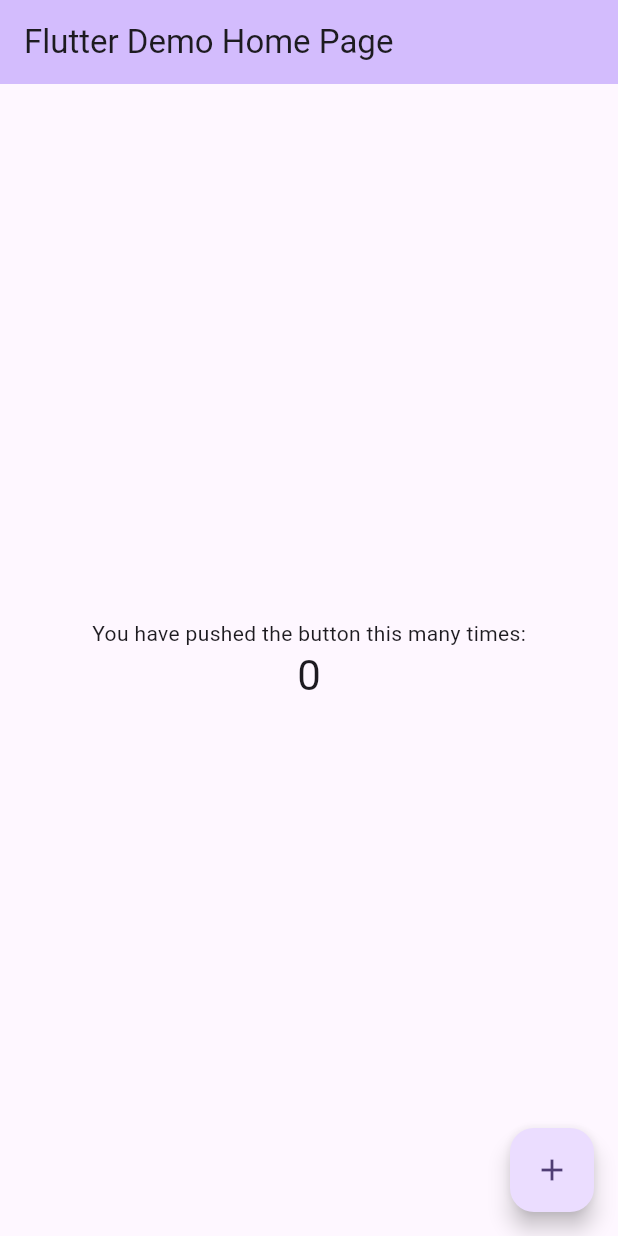
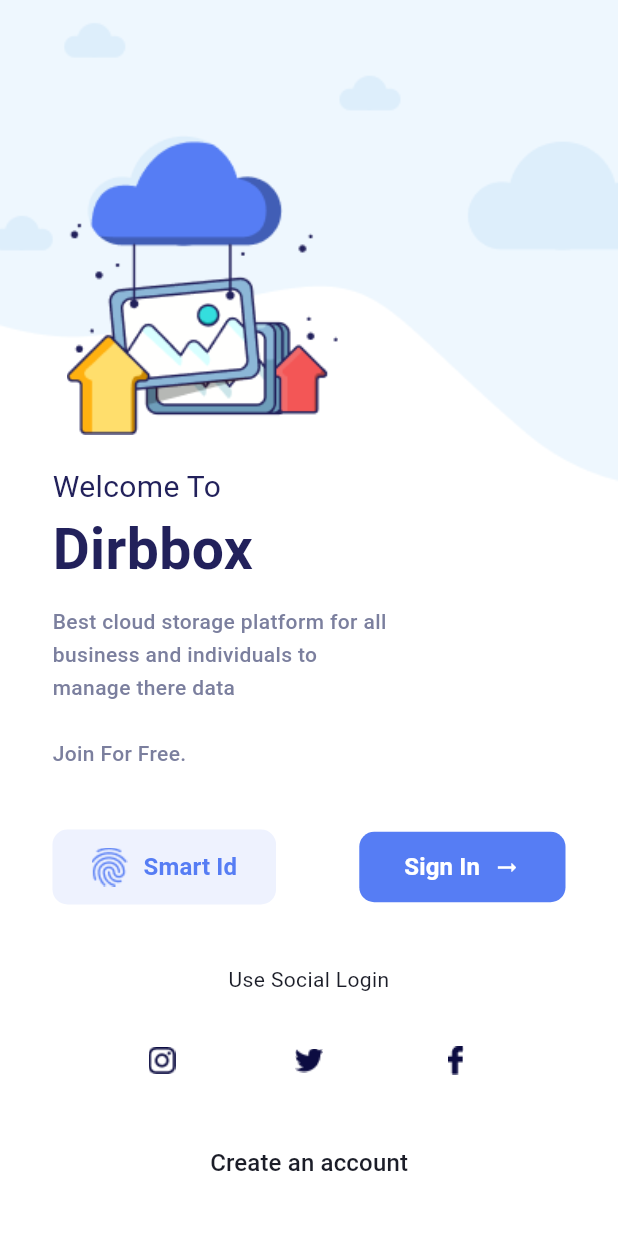
Before and after one commit to dimasputrap123/tugas-mobile-1, a Flutter app: the screen it shows after launch, on a phone screen of 412 x 824 dp. Run offline on Flutter 3.47's test engine with Material 3 defaults, Android fonts, the phone set to English and light mode, and no system bars.

Commit message:
feat : clone dirbbox login & update readme

```diff
--- /dev/null
+++ b/lib/login.dart
@@ -0,0 +1,181 @@
+import 'package:flutter/material.dart';
+
+class Login extends StatelessWidget {
+  const Login({super.key});
+
+  @override
+  Widget build(BuildContext context) {
+    return Scaffold(
+      backgroundColor: Colors.white,
+      body: Stack(
+        children: [
+          SizedBox(
+            width: double.infinity,
+            child: Image.asset(
+              "assets/images/bg.png",
+              fit: BoxFit.cover,
+            ),
+          ),
+          Padding(
+            padding: const EdgeInsets.symmetric(horizontal: 35),
+            child: Column(
+              crossAxisAlignment: CrossAxisAlignment.start,
+              children: [
+                const SizedBox(
+                  height: 90,
+                ),
+                SizedBox(
+                  width: 200,
+                  height: 200,
+                  child: Image.asset(
+                    "assets/images/logo.png",
+                    fit: BoxFit.contain,
+                  ),
+                ),
+                const SizedBox(
+                  height: 20,
+                ),
+                const Text(
+                  "Welcome To",
+                  style: TextStyle(
+                      fontWeight: FontWeight.w400,
+                      fontSize: 20,
+                      color: Color(0xff22215B)),
+                ),
+                const Text(
+                  "Dirbbox",
+                  style: TextStyle(
+                      fontWeight: FontWeight.bold,
+                      fontSize: 38,
+                      color: Color(0xff22215B)),
+                ),
+                const SizedBox(
+                  height: 10,
+                ),
+                const SizedBox(
+                  width: 223,
+                  child: Text(
+                    "Best cloud storage platform for all business and individuals to manage there data\n\nJoin For Free.",
+                    style: TextStyle(
+                        fontSize: 14,
+                        height: 1.54,
+                        color: Color(0xff7B7F9E),
+                        fontWeight: FontWeight.w500),
+                  ),
+                ),
+                const SizedBox(
+                  height: 40,
+                ),
+                Row(
+                  mainAxisAlignment: MainAxisAlignment.spaceBetween,
+                  children: [
+                    ElevatedButton(
+                      onPressed: () {},
+                      style: ElevatedButton.styleFrom(
+                          elevation: 0,
+                          padding: const EdgeInsets.symmetric(
+                              horizontal: 26, vertical: 12),
+                          backgroundColor:
+                              const Color(0xff567DF4).withOpacity(0.1),
+                          shape: RoundedRectangleBorder(
+                              borderRadius: BorderRadius.circular(10))),
+                      child: Row(
+                        children: [
+                          Image.asset("assets/images/fingerprint.png"),
+                          const SizedBox(
+                            width: 10.65,
+                          ),
+                          const Text(
+                            "Smart Id",
+                            style: TextStyle(
+                                fontWeight: FontWeight.w600,
+                                fontSize: 16,
+                                color: Color(0xff567DF4)),
+                          )
+                        ],
+                      ),
+                    ),
+                    ElevatedButton(
+                        onPressed: () {},
+                        style: ElevatedButton.styleFrom(
+                            elevation: 0,
+                            padding: const EdgeInsets.symmetric(
+                                horizontal: 30, vertical: 12),
+                            backgroundColor: const Color(0xFF567DF4),
+                            shape: RoundedRectangleBorder(
+                                borderRadius: BorderRadius.circular(10))),
+                        child: const Row(
+                          children: [
+                            Text(
+                              "Sign In",
+                              style: TextStyle(
+                                color: Colors.white,
+                                fontWeight: FontWeight.w600,
+                                fontSize: 16,
+                              ),
+                            ),
+                            SizedBox(
+                              width: 9,
+                            ),
+                            Icon(
+                              Icons.arrow_right_alt_sharp,
+                              color: Colors.white,
+                            )
+                          ],
+                        ))
+                  ],
+                ),
+                const SizedBox(
+                  height: 40,
+                ),
+                const SizedBox(
+                  width: double.infinity,
+                  child: Text(
+                    "Use Social Login",
+                    style: TextStyle(color: Color(0xff1B1D28)),
+                    textAlign: TextAlign.center,
+                  ),
+                ),
+                const SizedBox(
+                  height: 20,
+                ),
+                Row(
+                  mainAxisAlignment: MainAxisAlignment.center,
+                  children: [
+                    IconButton(
+                        onPressed: () {},
+                        icon: Image.asset("assets/images/ig.png")),
+                    Container(
+                      margin: const EdgeInsets.symmetric(horizontal: 50),
+                      child: IconButton(
+                          onPressed: () {},
+                          icon: Image.asset("assets/images/x.png")),
+                    ),
+                    IconButton(
+                        onPressed: () {},
+                        icon: Image.asset("assets/images/fb.png"))
+                  ],
+                ),
+                const SizedBox(
+                  height: 20,
+                ),
+                Row(
+                  mainAxisAlignment: MainAxisAlignment.center,
+                  children: [
+                    TextButton(
+                        onPressed: () {},
+                        child: const Text(
+                          "Create an account",
+                          style:
+                              TextStyle(fontSize: 16, color: Color(0xff1B1D28)),
+                        ))
+                  ],
+                )
+              ],
+            ),
+          )
+        ],
+      ),
+    );
+  }
+}
--- a/lib/main.dart
+++ b/lib/main.dart
@@ -1,4 +1,5 @@
 import 'package:flutter/material.dart';
+import 'package:init_flutter/login.dart';
 
 void main() {
   runApp(const MyApp());
@@ -12,114 +13,11 @@ class MyApp extends StatelessWidget {
   Widget build(BuildContext context) {
     return MaterialApp(
       title: 'Flutter Demo',
+      debugShowCheckedModeBanner: false,
       theme: ThemeData(
-        // This is the theme of your application.
-        //
-        // TRY THIS: Try running your application with "flutter run". You'll see
-        // the application has a purple toolbar. Then, without quitting the app,
-        // try changing the seedColor in the colorScheme below to Colors.green
-        // and then invoke "hot reload" (save your changes or press the "hot
-        // reload" button in a Flutter-supported IDE, or press "r" if you used
-        // the command line to start the app).
-        //
-        // Notice that the counter didn't reset back to zero; the application
-        // state is not lost during the reload. To reset the state, use hot
-        // restart instead.
-        //
-        // This works for code too, not just values: Most code changes can be
-        // tested with just a hot reload.
-        colorScheme: ColorScheme.fromSeed(seedColor: Colors.deepPurple),
         useMaterial3: true,
       ),
-      home: const MyHomePage(title: 'Flutter Demo Home Page'),
+      home: const Login(),
     );
   }
 }
-
-class MyHomePage extends StatefulWidget {
-  const MyHomePage({super.key, required this.title});
-
-  // This widget is the home page of your application. It is stateful, meaning
-  // that it has a State object (defined below) that contains fields that affect
-  // how it looks.
-
-  // This class is the configuration for the state. It holds the values (in this
-  // case the title) provided by the parent (in this case the App widget) and
-  // used by the build method of the State. Fields in a Widget subclass are
-  // always marked "final".
-
-  final String title;
-
-  @override
-  State<MyHomePage> createState() => _MyHomePageState();
-}
-
-class _MyHomePageState extends State<MyHomePage> {
-  int _counter = 0;
-
-  void _incrementCounter() {
-    setState(() {
-      // This call to setState tells the Flutter framework that something has
-      // changed in this State, which causes it to rerun the build method below
-      // so that the display can reflect the updated values. If we changed
-      // _counter without calling setState(), then the build method would not be
-      // called again, and so nothing would appear to happen.
-      _counter++;
-    });
-  }
-
-  @override
-  Widget build(BuildContext context) {
-    // This method is rerun every time setState is called, for instance as done
-    // by the _incrementCounter method above.
-    //
-    // The Flutter framework has been optimized to make rerunning build methods
-    // fast, so that you can just rebuild anything that needs updating rather
-    // than having to individually change instances of widgets.
-    return Scaffold(
-      appBar: AppBar(
-        // TRY THIS: Try changing the color here to a specific color (to
-        // Colors.amber, perhaps?) and trigger a hot reload to see the AppBar
-        // change color while the other colors stay the same.
-        backgroundColor: Theme.of(context).colorScheme.inversePrimary,
-        // Here we take the value from the MyHomePage object that was created by
-        // the App.build method, and use it to set our appbar title.
-        title: Text(widget.title),
-      ),
-      body: Center(
-        // Center is a layout widget. It takes a single child and positions it
-        // in the middle of the parent.
-        child: Column(
-          // Column is also a layout widget. It takes a list of children and
-          // arranges them vertically. By default, it sizes itself to fit its
-          // children horizontally, and tries to be as tall as its parent.
-          //
-          // Column has various properties to control how it sizes itself and
-          // how it positions its children. Here we use mainAxisAlignment to
-          // center the children vertically; the main axis here is the vertical
-          // axis because Columns are vertical (the cross axis would be
-          // horizontal).
-          //
-          // TRY THIS: Invoke "debug painting" (choose the "Toggle Debug Paint"
-          // action in the IDE, or press "p" in the console), to see the
-          // wireframe for each widget.
-          mainAxisAlignment: MainAxisAlignment.center,
-          children: <Widget>[
-            const Text(
-              'You have pushed the button this many times:',
-            ),
-            Text(
-              '$_counter',
-              style: Theme.of(context).textTheme.headlineMedium,
-            ),
-          ],
-        ),
-      ),
-      floatingActionButton: FloatingActionButton(
-        onPressed: _incrementCounter,
-        tooltip: 'Increment',
-        child: const Icon(Icons.add),
-      ), // This trailing comma makes auto-formatting nicer for build methods.
-    );
-  }
-}
--- a/pubspec.yaml
+++ b/pubspec.yaml
@@ -59,8 +59,8 @@ flutter:
   uses-material-design: true
 
   # To add assets to your application, add an assets section, like this:
-  # assets:
-  #   - images/a_dot_burr.jpeg
+  assets:
+    - assets/images/
   #   - images/a_dot_ham.jpeg
 
   # An image asset can refer to one or more resolution-specific "variants", see
```
Also changed, not shown: assets/images/bg.png (added), assets/images/fb.png (added), assets/images/fingerprint.png (added), assets/images/ig.png (added), assets/images/logo.png (added), assets/images/x.png (added), 1 other file.
